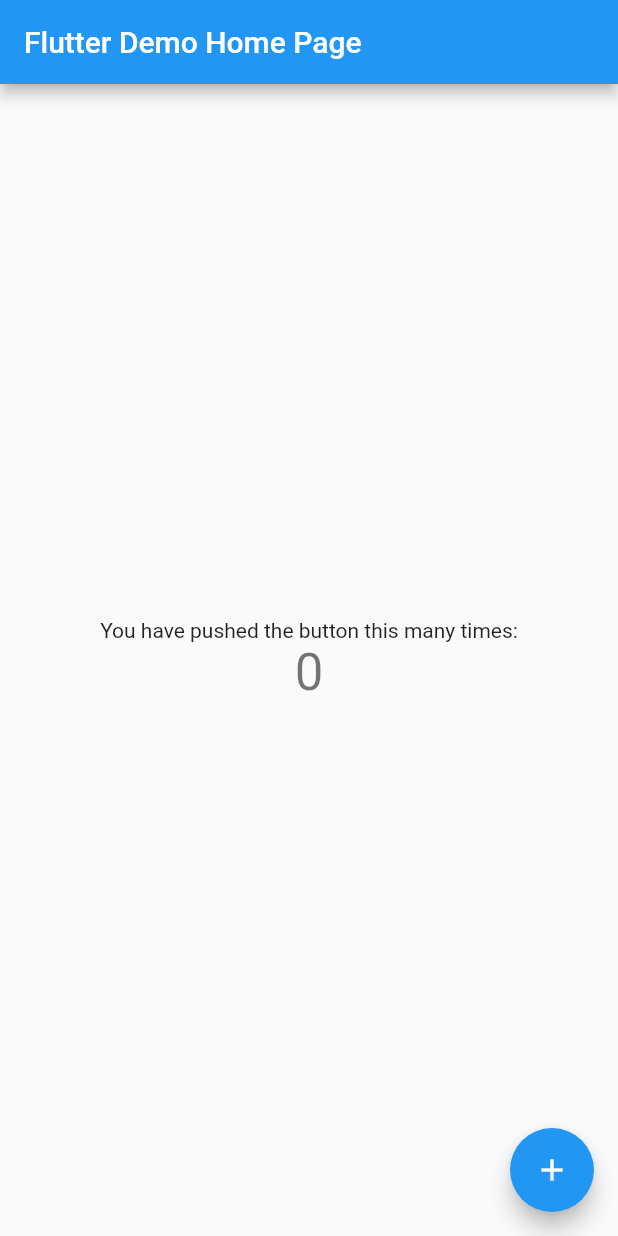
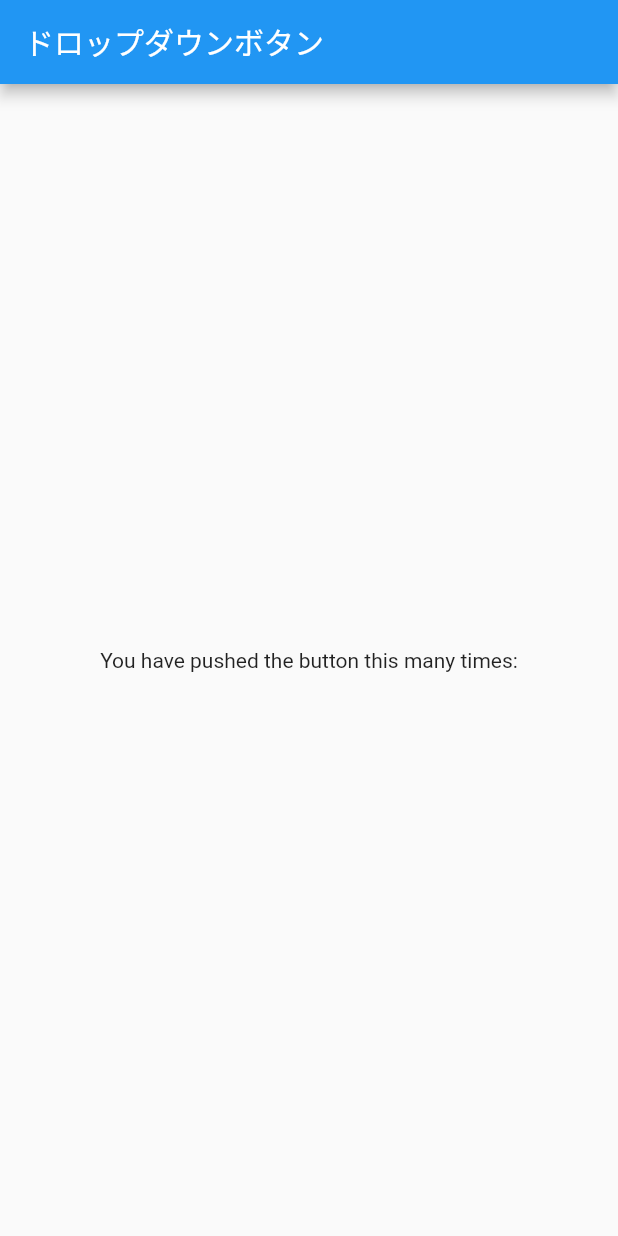
Before and after one commit to Ryotaewamoto/dropDownButton, a Flutter app: the screen it shows after launch, on a phone screen of 412 x 824 dp. Run offline on Flutter 3.47's test engine with Material 2 defaults, Android fonts, the phone set to English and light mode, and no system bars.

Commit message:
コメント部分を削除

```diff
--- a/lib/main.dart
+++ b/lib/main.dart
@@ -5,113 +5,29 @@ void main() {
 }
 
 class MyApp extends StatelessWidget {
-  // This widget is the root of your application.
   @override
   Widget build(BuildContext context) {
     return MaterialApp(
       title: 'Flutter Demo',
       theme: ThemeData(
-        // This is the theme of your application.
-        //
-        // Try running your application with "flutter run". You'll see the
-        // application has a blue toolbar. Then, without quitting the app, try
-        // changing the primarySwatch below to Colors.green and then invoke
-        // "hot reload" (press "r" in the console where you ran "flutter run",
-        // or simply save your changes to "hot reload" in a Flutter IDE).
-        // Notice that the counter didn't reset back to zero; the application
-        // is not restarted.
         primarySwatch: Colors.blue,
-        // This makes the visual density adapt to the platform that you run
-        // the app on. For desktop platforms, the controls will be smaller and
-        // closer together (more dense) than on mobile platforms.
         visualDensity: VisualDensity.adaptivePlatformDensity,
       ),
-      home: MyHomePage(title: 'Flutter Demo Home Page'),
-    );
-  }
-}
-
-class MyHomePage extends StatefulWidget {
-  MyHomePage({Key key, this.title}) : super(key: key);
-
-  // This widget is the home page of your application. It is stateful, meaning
-  // that it has a State object (defined below) that contains fields that affect
-  // how it looks.
-
-  // This class is the configuration for the state. It holds the values (in this
-  // case the title) provided by the parent (in this case the App widget) and
-  // used by the build method of the State. Fields in a Widget subclass are
-  // always marked "final".
-
-  final String title;
-
-  @override
-  _MyHomePageState createState() => _MyHomePageState();
-}
-
-class _MyHomePageState extends State<MyHomePage> {
-  int _counter = 0;
-
-  void _incrementCounter() {
-    setState(() {
-      // This call to setState tells the Flutter framework that something has
-      // changed in this State, which causes it to rerun the build method below
-      // so that the display can reflect the updated values. If we changed
-      // _counter without calling setState(), then the build method would not be
-      // called again, and so nothing would appear to happen.
-      _counter++;
-    });
-  }
-
-  @override
-  Widget build(BuildContext context) {
-    // This method is rerun every time setState is called, for instance as done
-    // by the _incrementCounter method above.
-    //
-    // The Flutter framework has been optimized to make rerunning build methods
-    // fast, so that you can just rebuild anything that needs updating rather
-    // than having to individually change instances of widgets.
-    return Scaffold(
+      home: Scaffold(
         appBar: AppBar(
-        // Here we take the value from the MyHomePage object that was created by
-        // the App.build method, and use it to set our appbar title.
-        title: Text(widget.title),
+          title: Text('ドロップダウンボタン'),
         ),
         body: Center(
-        // Center is a layout widget. It takes a single child and positions it
-        // in the middle of the parent.
           child: Column(
-          // Column is also a layout widget. It takes a list of children and
-          // arranges them vertically. By default, it sizes itself to fit its
-          // children horizontally, and tries to be as tall as its parent.
-          //
-          // Invoke "debug painting" (press "p" in the console, choose the
-          // "Toggle Debug Paint" action from the Flutter Inspector in Android
-          // Studio, or the "Toggle Debug Paint" command in Visual Studio Code)
-          // to see the wireframe for each widget.
-          //
-          // Column has various properties to control how it sizes itself and
-          // how it positions its children. Here we use mainAxisAlignment to
-          // center the children vertically; the main axis here is the vertical
-          // axis because Columns are vertical (the cross axis would be
-          // horizontal).
             mainAxisAlignment: MainAxisAlignment.center,
             children: <Widget>[
               Text(
                 'You have pushed the button this many times:',
               ),
-            Text(
-              '$_counter',
-              style: Theme.of(context).textTheme.headline4,
-            ),
             ],
           ),
         ),
-      floatingActionButton: FloatingActionButton(
-        onPressed: _incrementCounter,
-        tooltip: 'Increment',
-        child: Icon(Icons.add),
-      ), // This trailing comma makes auto-formatting nicer for build methods.
+      ),
     );
   }
 }
```
Lines whose indentation alone changed are shown as unchanged.
